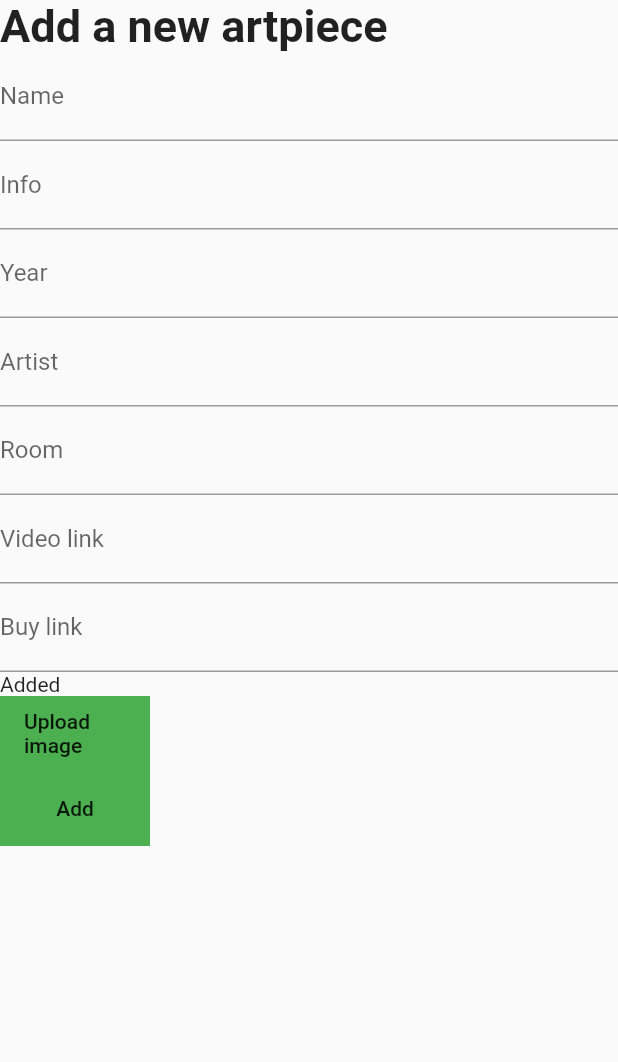
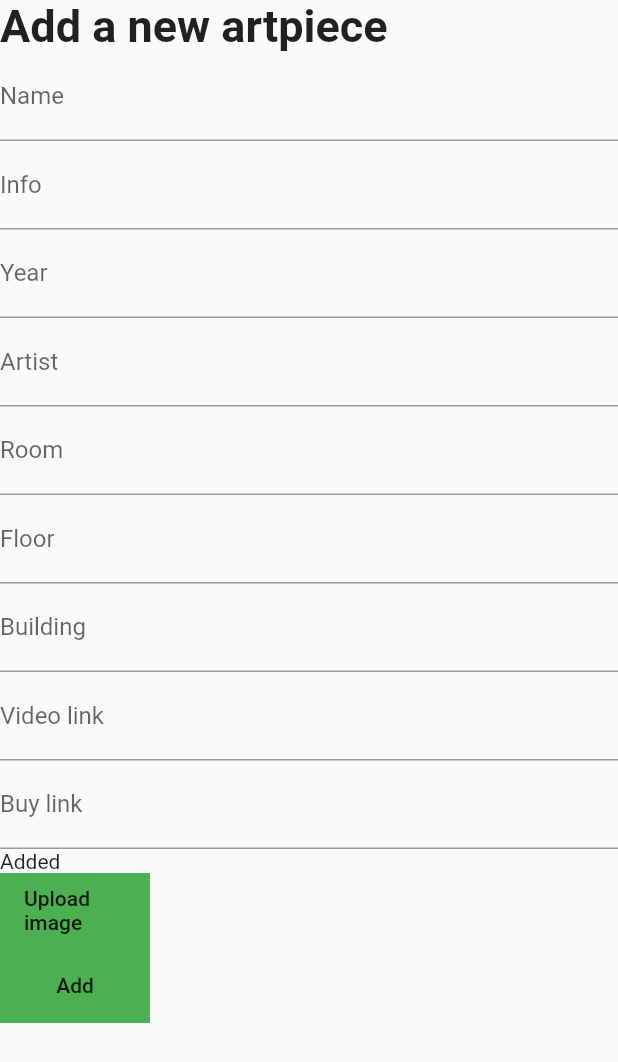
Before and after one commit to Project-Team-1-Cavero/AdminPortol, a Flutter app: what addDataWidget() shows on an empty page, opened directly, after a tap on "Add", on a phone screen of 412 x 824 dp. Shown: the top 1062 px of the screen. Run offline on Flutter 3.47's test engine with Material 2 defaults, Android fonts, the phone set to English and light mode, and no system bars; our stand-ins replace awesome_dialog, cloud_firestore, firebase_auth, firebase_core; missing offline and left inert: dart:html, firebase; accounts and stored records are empty.

Commit message:
textfields toegevoegd voor etage en gebouw

```diff
--- a/admin_portal/lib/screens/Home/addwidget.dart
+++ b/admin_portal/lib/screens/Home/addwidget.dart
@@ -16,6 +16,8 @@ class _addDataWidgetState extends State<addDataWidget> {
   final TextEditingController _yearField = TextEditingController();
   final TextEditingController _artiestField = TextEditingController();
   final TextEditingController _roomField = TextEditingController();
+  final TextEditingController _floorField = TextEditingController();
+  final TextEditingController _buildField = TextEditingController();
   final TextEditingController _videoField = TextEditingController();
   final TextEditingController _buyField = TextEditingController();
 
@@ -52,6 +54,14 @@ class _addDataWidgetState extends State<addDataWidget> {
           decoration: const InputDecoration(label: Text("Room")),
         ),
         TextField(
+          controller: _floorField,
+          decoration: const InputDecoration(label: Text("Floor")),
+        ),
+        TextField(
+          controller: _buildField,
+          decoration: const InputDecoration(label: Text("Building")),
+        ),
+        TextField(
           controller: _videoField,
           decoration: const InputDecoration(label: Text("Video link")),
         ),
@@ -85,6 +95,8 @@ class _addDataWidgetState extends State<addDataWidget> {
                   _artiestField.text,
                   _videoField.text,
                   _roomField.text,
+                  _floorField.text,
+                  _buildField.text,
                   _buyField.text);
               uploadToFbStorage(_nameField.text, _artiestField.text);
               if (isAdded) {
--- a/admin_portal/lib/screens/Home/database_logic.dart
+++ b/admin_portal/lib/screens/Home/database_logic.dart
@@ -6,45 +6,52 @@ import 'package:flutter/material.dart';
 import 'dart:async';
 //import 'package:universal_html/prefer_universal/html.dart' as html;
 
-Future<bool> addArtPiece(String name, String info, String year, String artiest, String videoLink, String room, String buyLink) async{
-
-
-
-
+Future<bool> addArtPiece(
+    String name,
+    String info,
+    String year,
+    String artiest,
+    String videoLink,
+    String room,
+    String floor,
+    String building,
+    String buyLink) async {
   try {
-    CollectionReference artPieces = FirebaseFirestore.instance.collection("ArtPieces");
+    CollectionReference artPieces =
+        FirebaseFirestore.instance.collection("ArtPieces");
     artPieces.add({
-      "Name" : name,
-      "Artiest" : artiest,
-      "BuyLink" : buyLink,
-      "Info" : info,
-      "Room" : room,
-      "VideoLink" : videoLink,
-      "Year" : year,
-      "Likes" : 0,
-      "Dislikes" : 0
+      "Name": name,
+      "Artiest": artiest,
+      "BuyLink": buyLink,
+      "Info": info,
+      "Room": room,
+      "Floor": floor,
+      "Building": building,
+      "VideoLink": videoLink,
+      "Year": year,
+      "Likes": 0,
+      "Dislikes": 0
     });
 
-
     return true;
-
   } catch (e) {
     return false;
   }
+}
 
-
-
-}
-Future<Uri> dowmloadURL(String ImageLocation){
-  return firebase.storage()
+Future<Uri> dowmloadURL(String ImageLocation) {
+  return firebase
+      .storage()
       .refFromURL('gs://caveroartgallerytrip.appspot.com')
       .child(ImageLocation)
       .getDownloadURL();
+}
 
-}
 var image = null;
-void selectImages(){
-  var imageInput = FileUploadInputElement()..accept = 'image/*';     //dit zorgt ervoor dat je alleen maar foto's kan uploaden
+void selectImages() {
+  var imageInput = FileUploadInputElement()
+    ..accept =
+        'image/*'; //dit zorgt ervoor dat je alleen maar foto's kan uploaden
   imageInput.click();
 
   imageInput.onChange.listen((event) {
@@ -53,19 +60,15 @@ void selectImages(){
     fileReader.readAsDataUrl(file);
     image = file;
 
-    fileReader.onLoadEnd.listen((event) {
-
-    });
+    fileReader.onLoadEnd.listen((event) {});
   });
 }
-  void uploadToFbStorage(String artname, String artist){
 
-
-
-    firebase.storage()
-    .refFromURL('gs://caveroartgallerytrip.appspot.com')   //locatie van firebase
-    .child(artist + artname)                               //locatie van de foto/jpeg file aan maken
-    .put(image);                                            //upload foto naar de juiste locatie
-
-
+void uploadToFbStorage(String artname, String artist) {
+  firebase
+      .storage()
+      .refFromURL(
+          'gs://caveroartgallerytrip.appspot.com') //locatie van firebase
+      .child(artist + artname) //locatie van de foto/jpeg file aan maken
+      .put(image); //upload foto naar de juiste locatie
 }
```
Lines whose indentation alone changed are shown as unchanged.
